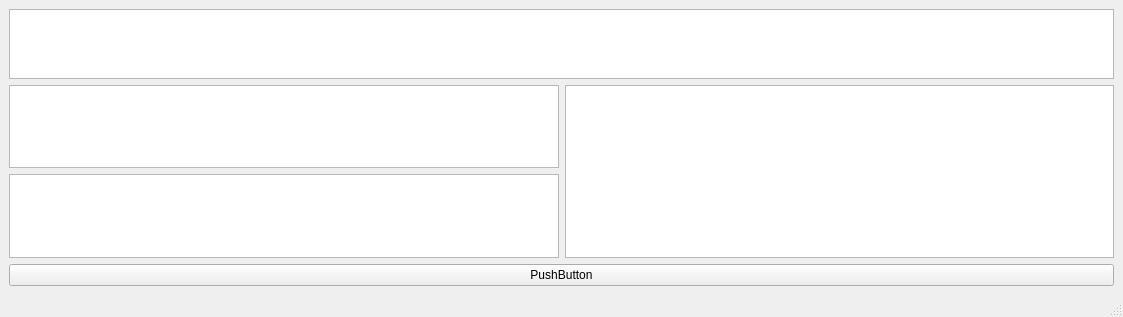
Above: c_form_clndr.ui from newTimeStage/MetaCalendar before the change. Below: the same form after it.
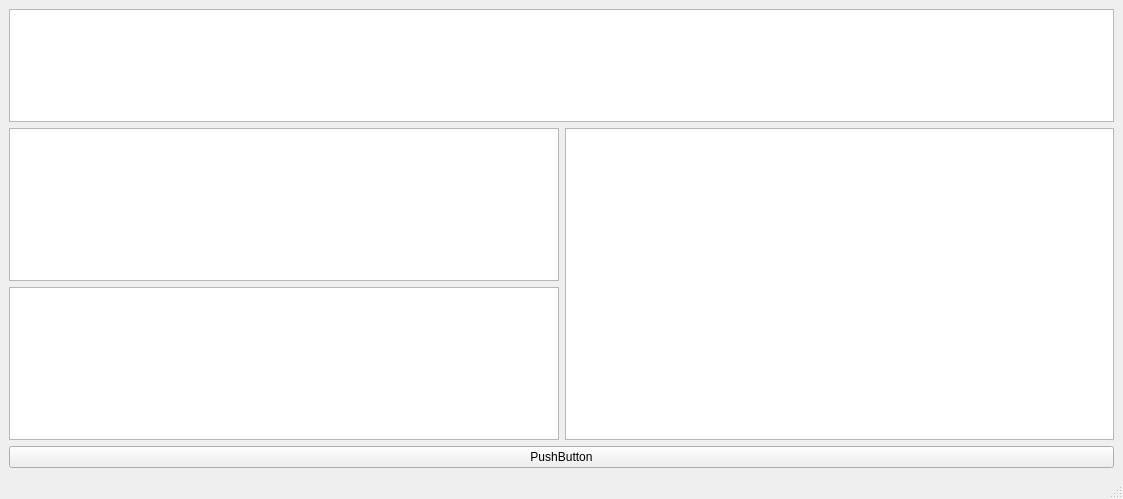
That is the form after the change.

The edit to the form file:
```diff
--- a/c_form_clndr.ui
+++ b/c_form_clndr.ui
@@ -7,7 +7,7 @@
     <x>0</x>
     <y>0</y>
     <width>1123</width>
-    <height>317</height>
+    <height>499</height>
    </rect>
   </property>
   <property name="windowTitle">
```
